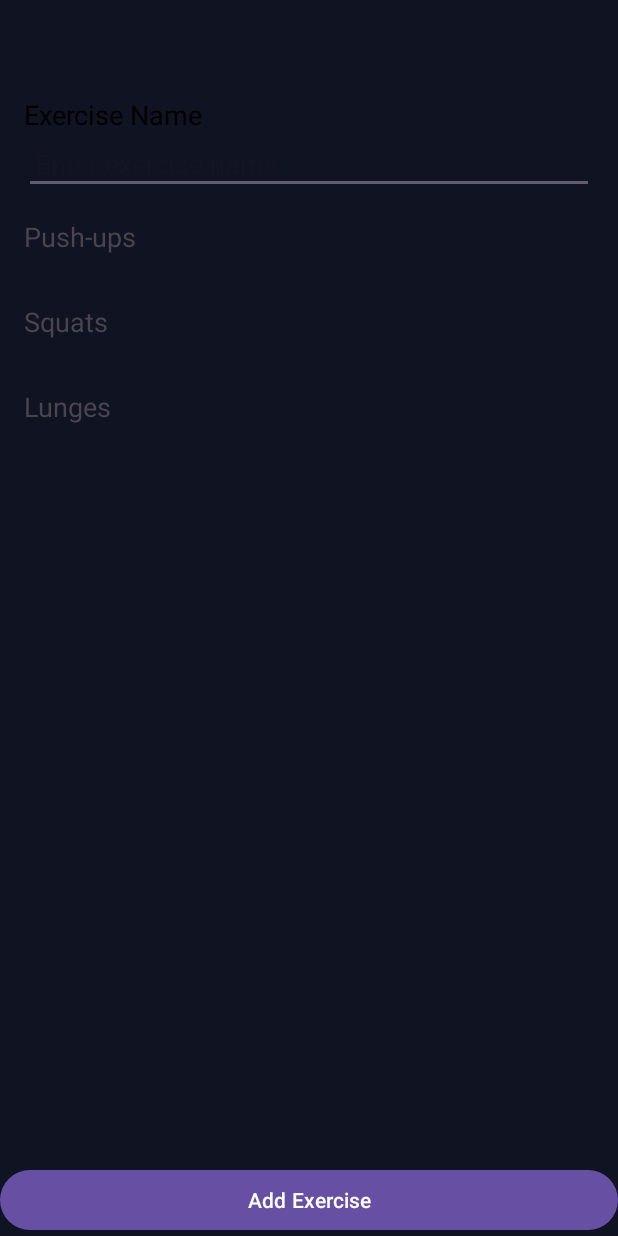
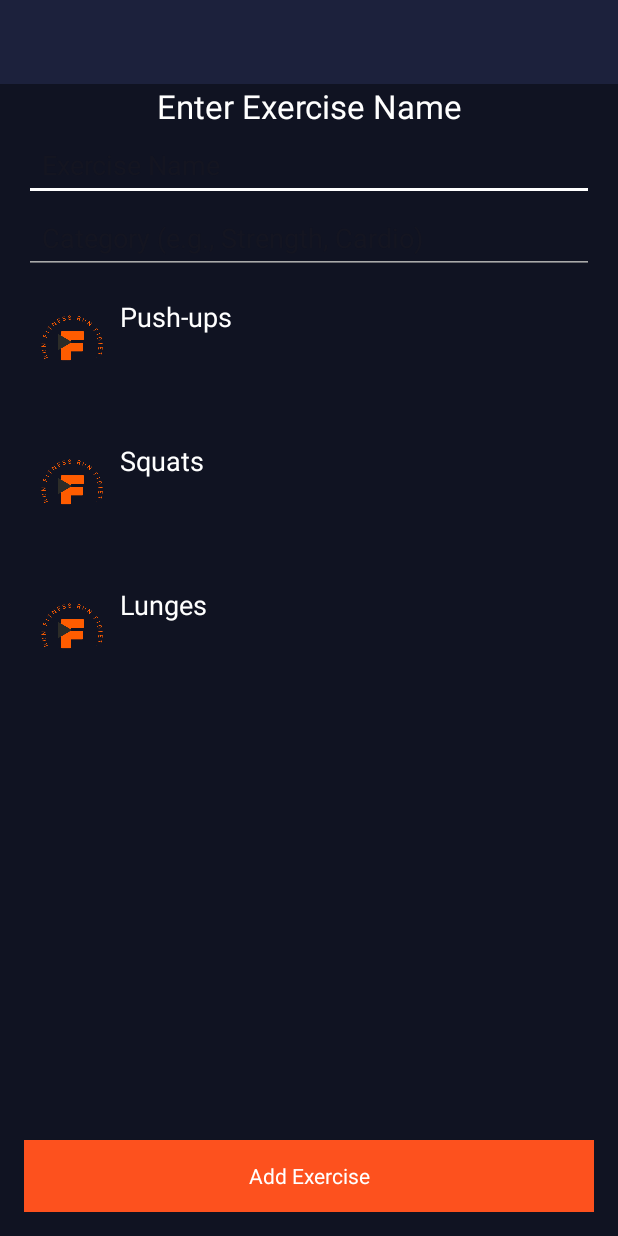
Before and after one commit to aniket0880/FitReve, an Android app: the ExerciseActivity screen opened directly, with no data from a screen before it, on a phone screen of 412 x 824 dp. Run offline under Robolectric (Android 15) with nearby library versions, the phone set to English and light mode, and no system bars.

```diff
--- a/app/src/main/AndroidManifest.xml
+++ b/app/src/main/AndroidManifest.xml
@@ -7,6 +7,8 @@
     <uses-permission android:name="android.permission.BODY_SENSORS" />
     <uses-permission android:name="android.permission.FOREGROUND_SERVICE" />
     <uses-permission android:name="android.permission.POST_NOTIFICATIONS" />
+    <uses-permission android:name="android.permission.HIGH_SAMPLING_RATE_SENSORS" />
+    <uses-permission android:name="android.permission.FOREGROUND_SERVICE_HEALTH" />
 
     <application
         android:name=".service.App"
--- a/app/src/main/java/com/uilover/project1932/Activity/ExerciseActivity.java
+++ b/app/src/main/java/com/uilover/project1932/Activity/ExerciseActivity.java
@@ -1,6 +1,9 @@
 package com.uilover.project1932.Activity;
 
 import android.os.Bundle;
+import android.view.View;
+import android.widget.Button;
+import android.widget.EditText;
 
 import androidx.appcompat.app.AppCompatActivity;
 import androidx.recyclerview.widget.LinearLayoutManager;
@@ -14,20 +17,53 @@ import java.util.List;
 
 public class ExerciseActivity extends AppCompatActivity {
 
+    private RecyclerView recyclerView;
+    private ExerciseAdapter exerciseAdapter;
+    private List<Exercise> exerciseList;
+    private EditText exerciseNameEditText;
+    private Button addExerciseButton;
+
     @Override
     protected void onCreate(Bundle savedInstanceState) {
         super.onCreate(savedInstanceState);
-        setContentView(R.layout.activity_exerise); // Update with your activity layout
+        setContentView(R.layout.activity_exerise); // Use your actual layout resource
 
-        RecyclerView recyclerView = findViewById(R.id.exerciseRecyclerView); // Update with your RecyclerView ID
-        recyclerView.setLayoutManager(new LinearLayoutManager(this));
+        // Initialize views
+        recyclerView = findViewById(R.id.exerciseRecyclerView);
+        exerciseNameEditText = findViewById(R.id.exerciseNameEditText);
+        addExerciseButton = findViewById(R.id.addExerciseButton);
 
-        List<Exercise> exerciseList = new ArrayList<>();
+        // Initialize exercise list with some default exercises
+        exerciseList = new ArrayList<>();
         exerciseList.add(new Exercise("Push-ups"));
         exerciseList.add(new Exercise("Squats"));
         exerciseList.add(new Exercise("Lunges"));
 
-        ExerciseAdapter adapter = new ExerciseAdapter(exerciseList);
-        recyclerView.setAdapter(adapter);
+        // Initialize the adapter and RecyclerView
+        exerciseAdapter = new ExerciseAdapter(exerciseList);
+        recyclerView.setLayoutManager(new LinearLayoutManager(this));
+        recyclerView.setAdapter(exerciseAdapter);
+
+        // Set up button click listener for adding exercises
+        addExerciseButton.setOnClickListener(new View.OnClickListener() {
+            @Override
+            public void onClick(View v) {
+                // Get the input from the EditText field
+                String exerciseName = exerciseNameEditText.getText().toString().trim();
+
+                // Check if input is not empty
+                if (!exerciseName.isEmpty()) {
+                    // Create new Exercise and add it to the list
+                    Exercise newExercise = new Exercise(exerciseName);
+                    exerciseList.add(newExercise);
+
+                    // Notify the adapter about the new item
+                    exerciseAdapter.notifyItemInserted(exerciseList.size() - 1);
+
+                    // Clear the input field
+                    exerciseNameEditText.setText("");
+                }
+            }
+        });
     }
 }
--- a/app/src/main/java/com/uilover/project1932/Activity/ExerciseAdapter.java
+++ b/app/src/main/java/com/uilover/project1932/Activity/ExerciseAdapter.java
@@ -4,6 +4,7 @@ import android.view.LayoutInflater;
 import android.view.View;
 import android.view.ViewGroup;
 import android.widget.TextView;
+
 import androidx.annotation.NonNull;
 import androidx.recyclerview.widget.RecyclerView;
 
@@ -44,7 +45,7 @@ public class ExerciseAdapter extends RecyclerView.Adapter<ExerciseAdapter.Exerci
 
         public ExerciseViewHolder(@NonNull View itemView) {
             super(itemView);
-            exerciseNameTextView = itemView.findViewById(R.id.exerciseNameTextView);
+            exerciseNameTextView = itemView.findViewById(R.id.exerciseName);
         }
     }
 }
--- a/app/src/main/java/com/uilover/project1932/service/StepDetectorService.java
+++ b/app/src/main/java/com/uilover/project1932/service/StepDetectorService.java
@@ -8,6 +8,8 @@ import android.app.NotificationManager;
 import android.app.Service;
 import android.content.Context;
 import android.content.Intent;
+import android.content.pm.PackageManager;
+import android.content.pm.ServiceInfo;
 import android.hardware.Sensor;
 import android.hardware.SensorEvent;
 import android.hardware.SensorEventListener;
@@ -15,8 +17,6 @@ import android.hardware.SensorManager;
 import android.os.Build;
 import android.os.IBinder;
 import android.util.Log;
-import android.content.pm.ServiceInfo;
-
 import android.widget.Toast;
 
 import androidx.core.app.NotificationCompat;
@@ -34,6 +34,13 @@ public class StepDetectorService extends Service implements SensorEventListener
     @SuppressLint("ForegroundServiceType")
     @Override
     public int onStartCommand(Intent intent, int flags, int startId) {
+        // Check if the required permissions are granted
+        if (!checkPermissions()) {
+            Toast.makeText(this, "Missing required permissions", Toast.LENGTH_SHORT).show();
+            stopSelf();
+            return START_NOT_STICKY;
+        }
+
         // Create the notification channel for Android 8.0+ (API 26+)
         createNotificationChannel();
 
@@ -49,7 +56,7 @@ public class StepDetectorService extends Service implements SensorEventListener
             if (Build.VERSION.SDK_INT >= Build.VERSION_CODES.S) {
                 startForegroundServiceWithType();
             } else {
-                startForeground(NOTIFICATION_ID, createNotification()); // Fallback for older Android versions
+                startForeground(NOTIFICATION_ID, createNotification());
             }
 
             // Update notification with step count and call the callback
@@ -94,9 +101,7 @@ public class StepDetectorService extends Service implements SensorEventListener
         Log.d("SERVICE", sensor.toString());
     }
 
-    // Method to create a notification for foreground service
     private Notification createNotification() {
-        // Create a basic notification for the step detector
         return new NotificationCompat.Builder(this, CHANNEL_ID)
                 .setContentTitle("Step Detector Service")
                 .setContentText("Tracking your steps...")
@@ -105,14 +110,12 @@ public class StepDetectorService extends Service implements SensorEventListener
                 .build();
     }
 
-    // Method to start the service in the foreground with a specific type (for Android 12 and above)
     @SuppressLint("ForegroundServiceType")
     private void startForegroundServiceWithType() {
         Notification notification = createNotification();
         startForeground(NOTIFICATION_ID, notification, ServiceInfo.FOREGROUND_SERVICE_TYPE_HEALTH);
     }
 
-    // Create notification channel for Android 8.0+ (API 26+)
     private void createNotificationChannel() {
         if (Build.VERSION.SDK_INT >= Build.VERSION_CODES.O) {
             NotificationChannel channel = new NotificationChannel(
@@ -128,6 +131,15 @@ public class StepDetectorService extends Service implements SensorEventListener
         }
     }
 
+    private boolean checkPermissions() {
+        if (Build.VERSION.SDK_INT >= Build.VERSION_CODES.S) {
+            return checkSelfPermission(android.Manifest.permission.FOREGROUND_SERVICE_HEALTH) == PackageManager.PERMISSION_GRANTED &&
+                    checkSelfPermission(android.Manifest.permission.ACTIVITY_RECOGNITION) == PackageManager.PERMISSION_GRANTED;
+        } else {
+            return true;
+        }
+    }
+
     public static class Subscribe {
         public static void register(Activity activity) {
             callback = (stepsCallback) activity;
--- a/app/src/main/res/layout/activity_exerise.xml
+++ b/app/src/main/res/layout/activity_exerise.xml
@@ -7,52 +7,75 @@
     android:background="@color/mainColor"
     tools:context=".Activity.ExerciseActivity">
 
-
-
     <!-- Toolbar at the top -->
     <androidx.appcompat.widget.Toolbar
         android:id="@+id/toolbar"
         android:layout_width="match_parent"
-        android:layout_height="?attr/actionBarSize"
-        android:background="@color/mainColor"
+        android:layout_height="56dp"
+        android:background="@color/darkBlue"
+        app:titleTextColor="@android:color/white"
+        app:subtitleTextColor="@android:color/white"
         android:theme="@style/ThemeOverlay.AppCompat.Dark.ActionBar"
+        android:title="Exercise Tracker"
         app:layout_constraintTop_toTopOf="parent"
         app:layout_constraintStart_toStartOf="parent"
-        app:layout_constraintEnd_toEndOf="parent" />
+        app:layout_constraintEnd_toEndOf="parent"/>
 
     <!-- Label for exercise name -->
     <TextView
         android:id="@+id/exerciseNameLabel"
         android:layout_width="wrap_content"
         android:layout_height="wrap_content"
-        android:text="Exercise Name"
-        android:textColor="@android:color/black"
-        android:textSize="18sp"
+        android:text="Enter Exercise Name"
+        android:textColor="@android:color/white"
+        android:textSize="22sp"
         android:layout_marginStart="16dp"
+        android:layout_marginEnd="16dp"
+        android:gravity="center"
         app:layout_constraintStart_toStartOf="parent"
-        app:layout_constraintTop_toBottomOf="@id/toolbar"
-        tools:ignore="HardcodedText" />
+        app:layout_constraintEnd_toEndOf="parent"
+        app:layout_constraintTop_toBottomOf="@id/toolbar"/>
 
+    <!-- Exercise Name Input -->
     <com.google.android.material.textfield.TextInputEditText
         android:id="@+id/exerciseNameEditText"
         android:layout_width="0dp"
         android:layout_height="wrap_content"
-        android:hint="Enter exercise name"
+        android:hint="Exercise Name"
         android:inputType="text"
-        android:padding="8dp"
+        android:textColor="@color/white"
+        android:padding="12dp"
+        android:layout_marginHorizontal="16dp"
         app:layout_constraintTop_toBottomOf="@id/exerciseNameLabel"
         app:layout_constraintStart_toStartOf="parent"
         app:layout_constraintEnd_toEndOf="parent"
-        android:layout_marginHorizontal="16dp" />
+        android:backgroundTint="@android:color/white" />
 
-    <!-- RecyclerView for displaying the exercises -->
+    <!-- Exercise Category Input -->
+    <com.google.android.material.textfield.TextInputEditText
+        android:id="@+id/exerciseCategoryEditText"
+        android:layout_width="0dp"
+        android:layout_height="wrap_content"
+        android:hint="Category (e.g., Strength, Cardio)"
+        android:inputType="text"
+        android:textColor="@color/white"
+        android:padding="12dp"
+        android:layout_marginHorizontal="16dp"
+        app:layout_constraintTop_toBottomOf="@id/exerciseNameEditText"
+        app:layout_constraintStart_toStartOf="parent"
+        app:layout_constraintEnd_toEndOf="parent"
+        android:backgroundTint="@android:color/darker_gray" />
+
+    <!-- RecyclerView for displaying exercises with images -->
     <androidx.recyclerview.widget.RecyclerView
         android:id="@+id/exerciseRecyclerView"
         android:layout_width="match_parent"
         android:layout_height="0dp"
-        app:layout_constraintTop_toBottomOf="@id/exerciseNameEditText"
+        app:layout_constraintTop_toBottomOf="@id/exerciseCategoryEditText"
         app:layout_constraintBottom_toTopOf="@id/bottomButtons"
-        tools:listitem="@layout/exercise_item" />
+        tools:listitem="@layout/exercise_item"
+        app:layout_constraintStart_toStartOf="parent"
+        app:layout_constraintEnd_toEndOf="parent"/>
 
     <!-- Bottom buttons container -->
     <LinearLayout
@@ -63,15 +86,22 @@
         android:weightSum="1"
         app:layout_constraintBottom_toBottomOf="parent"
         app:layout_constraintStart_toStartOf="parent"
-        app:layout_constraintEnd_toEndOf="parent">
+        app:layout_constraintEnd_toEndOf="parent"
+        android:padding="16dp">
 
         <!-- Add Exercise Button -->
-        <Button
+        <androidx.appcompat.widget.AppCompatButton
             android:id="@+id/addExerciseButton"
             android:layout_width="0dp"
             android:layout_height="wrap_content"
             android:layout_weight="1"
             android:text="Add Exercise"
+            android:textColor="@android:color/white"
+            android:background="@color/orange"
+            android:padding="12dp"
+            style="@android:style/Widget.Button"
+            android:layout_marginTop="8dp"
             tools:ignore="HardcodedText" />
     </LinearLayout>
+
 </androidx.constraintlayout.widget.ConstraintLayout>
--- a/app/src/main/res/layout/exercise_item.xml
+++ b/app/src/main/res/layout/exercise_item.xml
@@ -1,17 +1,24 @@
 <?xml version="1.0" encoding="utf-8"?>
-<androidx.constraintlayout.widget.ConstraintLayout xmlns:android="http://schemas.android.com/apk/res/android"
-    xmlns:app="http://schemas.android.com/apk/res-auto"
+<LinearLayout xmlns:android="http://schemas.android.com/apk/res/android"
     android:layout_width="match_parent"
     android:layout_height="wrap_content"
+    android:orientation="horizontal"
     android:padding="16dp">
 
+    <!-- Placeholder image for exercise -->
+    <ImageView
+        android:id="@+id/exerciseImage"
+        android:layout_width="64dp"
+        android:layout_height="64dp"
+        android:src="@drawable/logo_2" /> <!-- Add your own placeholder image here -->
+
+    <!-- Exercise name -->
     <TextView
-        android:id="@+id/exerciseNameTextView"
+        android:id="@+id/exerciseName"
         android:layout_width="wrap_content"
         android:layout_height="wrap_content"
         android:text="Exercise Name"
         android:textSize="18sp"
-        app:layout_constraintStart_toStartOf="parent"
-        app:layout_constraintTop_toTopOf="parent" />
+        android:textColor="@android:color/white" />
 
-</androidx.constraintlayout.widget.ConstraintLayout>
+</LinearLayout>
```
